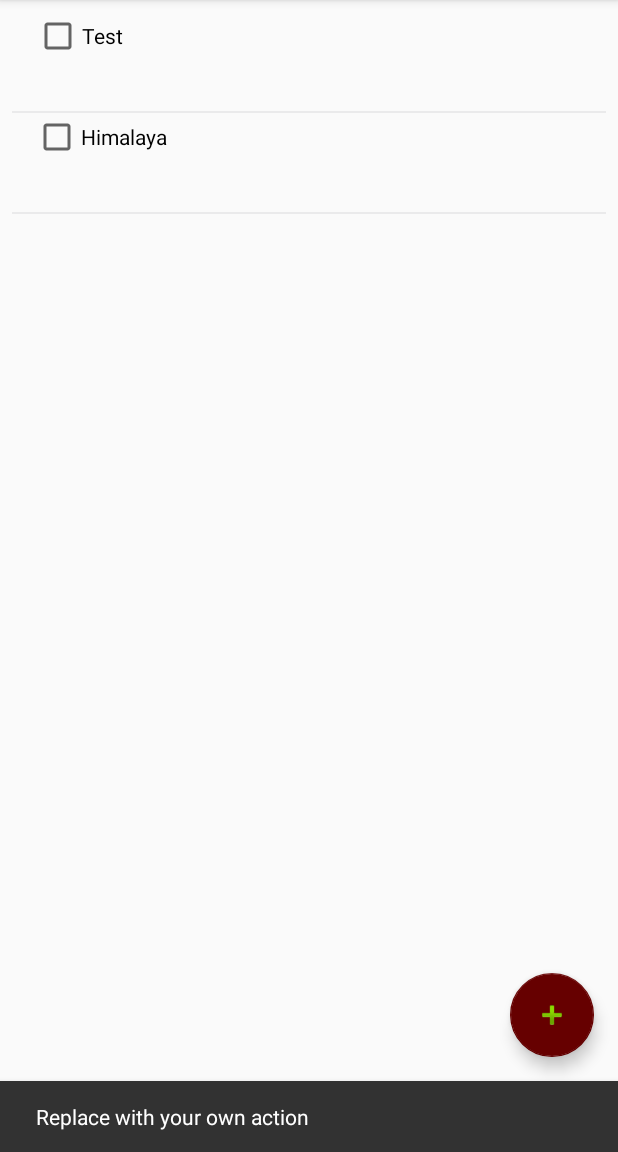
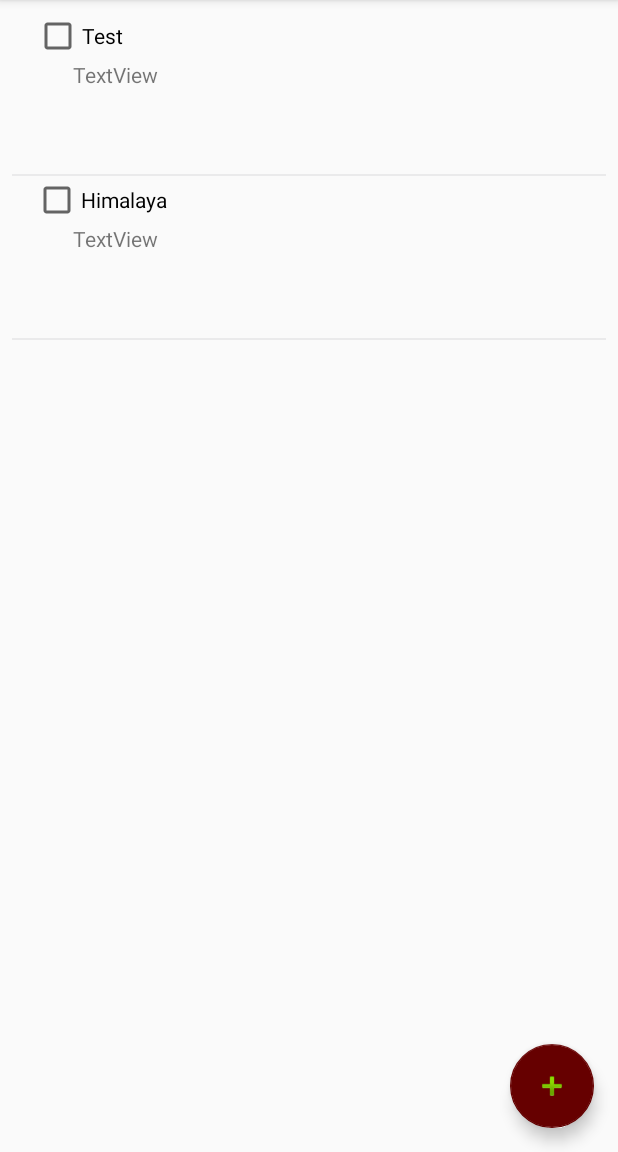
Before and after one commit to RikSlendebroek/Level4, an Android app: the screen it shows after launch (MainActivity), after a tap on an icon or button, on a phone screen of 412 x 824 dp, the part 84-1236 px from its top. Run offline under Robolectric (Android 15) with nearby library versions, the phone set to English and light mode, and no system bars.

```diff
--- a/app/src/main/java/com/example/bucketlist/MainActivity.java
+++ b/app/src/main/java/com/example/bucketlist/MainActivity.java
@@ -1,5 +1,6 @@
 package com.example.bucketlist;
 
+import android.content.Intent;
 import android.os.Bundle;
 import android.support.annotation.NonNull;
 import android.support.design.widget.FloatingActionButton;
@@ -23,6 +24,13 @@ public class MainActivity extends AppCompatActivity implements RecyclerView.OnIt
     private RecyclerView recyclerView;
     private GestureDetector gestureDetector;
 
+    private BucketAdapter adapter;
+
+    //Constants used when calling the update activity
+    public static final String EXTRA_BUCKET= "bucket";
+    public static final int REQUESTCODE = 1234;
+    private int mModifyPosition;
+
     @Override
     protected void onCreate(Bundle savedInstanceState) {
         super.onCreate(savedInstanceState);
@@ -34,8 +42,7 @@ public class MainActivity extends AppCompatActivity implements RecyclerView.OnIt
         fab.setOnClickListener(new View.OnClickListener() {
             @Override
             public void onClick(View view) {
-                Snackbar.make(view, "Replace with your own action", Snackbar.LENGTH_LONG)
-                        .setAction("Action", null).show();
+                Intent intent = new Intent(MainActivity.this, Add.class);
             }
         });
 
@@ -49,7 +56,7 @@ public class MainActivity extends AppCompatActivity implements RecyclerView.OnIt
 
         recyclerView.addItemDecoration(new DividerItemDecoration(getApplicationContext(), DividerItemDecoration.VERTICAL));
 
-        BucketAdapter adapter = new BucketAdapter(this, buckets);
+        adapter = new BucketAdapter(this, buckets);
         recyclerView.setAdapter(adapter);
 
         //region GestureDetector
@@ -105,4 +112,27 @@ public class MainActivity extends AppCompatActivity implements RecyclerView.OnIt
     public void onRequestDisallowInterceptTouchEvent(boolean b) {
 
     }
+
+    @Override
+    public void onActivityResult(int requestCode, int resultCode, Intent data) {
+        if (requestCode == REQUESTCODE) {
+            if (resultCode == RESULT_OK) {
+                Bucket addBucket = data.getParcelableExtra(MainActivity.EXTRA_BUCKET);
+                // New timestamp: timestamp of update
+                if (mModifyPosition == -1)
+                    buckets.add(addBucket);
+                updateUI();
+            }
+        }
+    }
+
+    private void updateUI() {
+        if (adapter == null) {
+            adapter = new BucketAdapter(this, buckets);
+            recyclerView.setAdapter(adapter);
+        } else {
+            adapter.notifyDataSetChanged();
+        }
+
+    }
 }
--- a/app/src/main/res/layout/bucket.xml
+++ b/app/src/main/res/layout/bucket.xml
@@ -9,9 +9,10 @@
         android:layout_width="0dp"
         android:layout_height="wrap_content"
         android:layout_marginStart="8dp"
-        android:layout_marginTop="66dp"
+        android:layout_marginTop="108dp"
         android:layout_marginEnd="8dp"
         app:layout_constraintEnd_toEndOf="parent"
+        app:layout_constraintHorizontal_bias="0.0"
         app:layout_constraintStart_toStartOf="parent"
         app:layout_constraintTop_toTopOf="parent" />
 
@@ -26,4 +27,16 @@
         app:layout_constraintHorizontal_bias="0.02"
         app:layout_constraintStart_toStartOf="parent"
         tools:layout_editor_absoluteY="16dp" />
+
+    <TextView
+        android:id="@+id/descriptionView"
+        android:layout_width="wrap_content"
+        android:layout_height="wrap_content"
+        android:layout_marginStart="8dp"
+        android:layout_marginEnd="8dp"
+        android:text="TextView"
+        app:layout_constraintEnd_toEndOf="parent"
+        app:layout_constraintHorizontal_bias="0.101"
+        app:layout_constraintStart_toStartOf="parent"
+        app:layout_constraintTop_toBottomOf="@+id/checkBox" />
 </android.support.constraint.ConstraintLayout>
--- a/app/src/main/res/layout/content_add.xml
+++ b/app/src/main/res/layout/content_add.xml
@@ -9,7 +9,7 @@
     tools:showIn="@layout/activity_add">
 
     <EditText
-        android:id="@+id/editText"
+        android:id="@+id/titleTxt"
         android:layout_width="wrap_content"
         android:layout_height="wrap_content"
         android:layout_marginStart="8dp"
@@ -23,7 +23,7 @@
         app:layout_constraintTop_toTopOf="parent" />
 
     <EditText
-        android:id="@+id/editText2"
+        android:id="@+id/descriptionTxt"
         android:layout_width="wrap_content"
         android:layout_height="wrap_content"
         android:layout_marginStart="8dp"
@@ -34,5 +34,5 @@
         android:text="Description"
         app:layout_constraintEnd_toEndOf="parent"
         app:layout_constraintStart_toStartOf="parent"
-        app:layout_constraintTop_toBottomOf="@+id/editText" />
+        app:layout_constraintTop_toBottomOf="@+id/titleTxt" />
 </android.support.constraint.ConstraintLayout>
```
Also changed, not shown: app/src/main/java/com/example/bucketlist/Add.java (+24 -2 lines).
